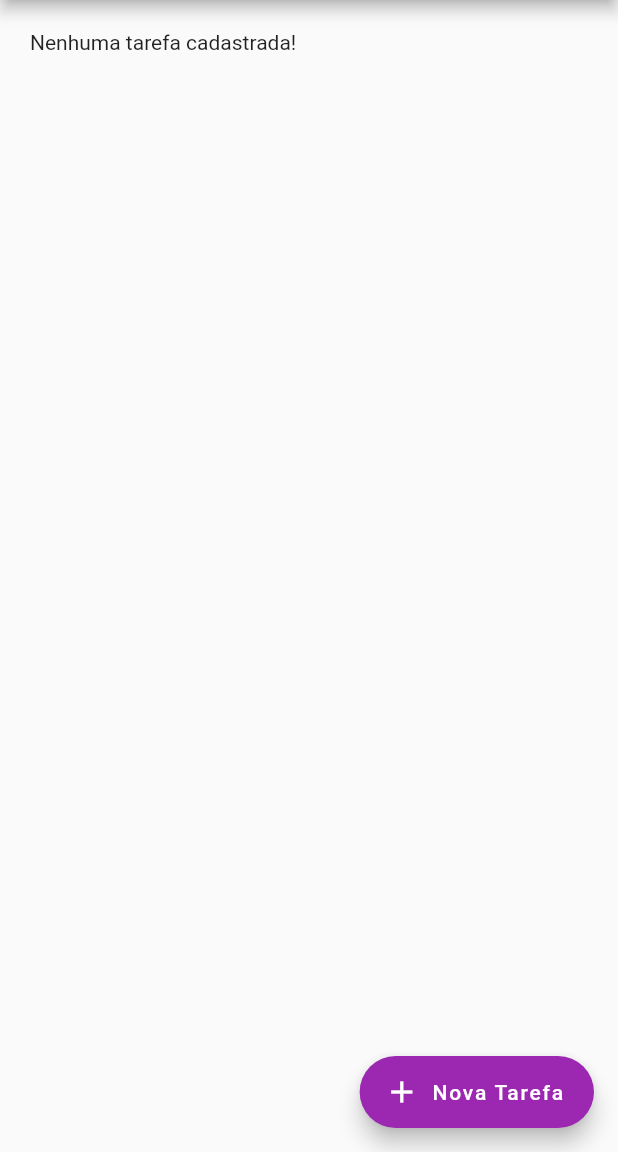
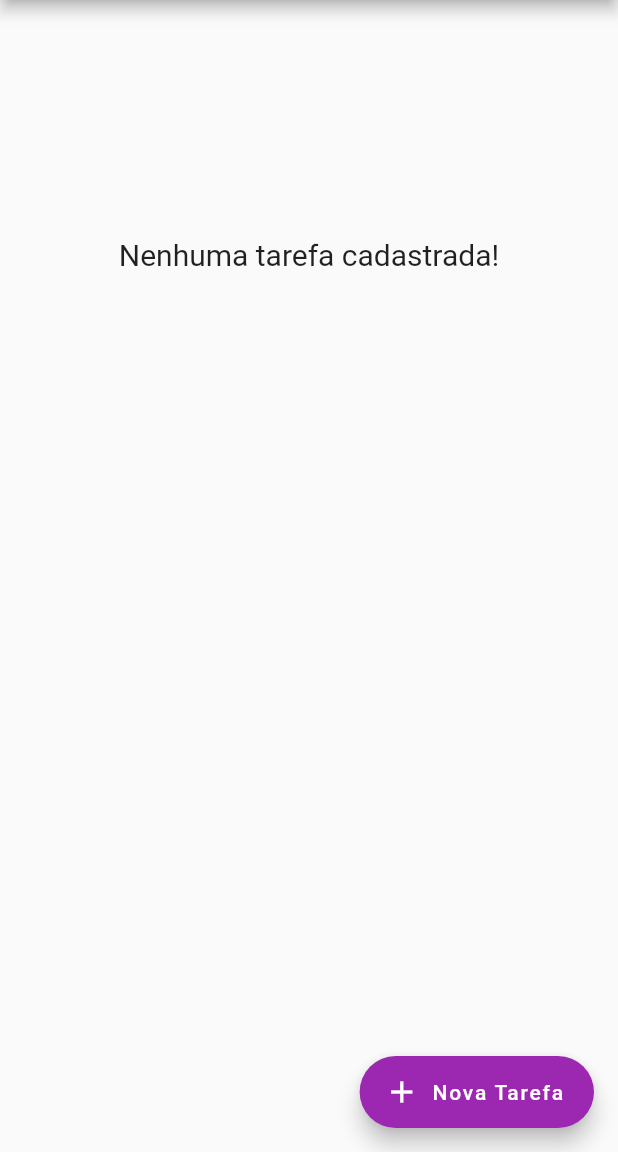
Before and after one commit to HiltonThallyson/-Flutter-miniprojeto02-todo-list, a Flutter app: the screen it shows after launch, after a tap on the "delete" icon, on a phone screen of 412 x 824 dp, the part 84-1236 px from its top. Run offline on Flutter 3.47's test engine with Material 2 defaults, Android fonts, the phone set to English and light mode, and no system bars.

Commit message:
centering text

```diff
--- a/lib/components/TarefaLista.dart
+++ b/lib/components/TarefaLista.dart
@@ -115,7 +115,12 @@ class _TarefaListaState extends State<TarefaLista> {
                 );
               },
             )
-          : Text('Nenhuma tarefa cadastrada!')),
+          : Center(
+              child: Text(
+                'Nenhuma tarefa cadastrada!',
+                style: TextStyle(fontSize: 20),
+              ),
+            )),
     );
   }
 }
--- a/lib/main.dart
+++ b/lib/main.dart
@@ -62,7 +62,7 @@ class _MyHomePageState extends State<MyHomePage> {
         titulo: 'Renovar seguro do carro',
         data: DateTime(2022, 03, 30),
         prioridade: 'ALTA',
-        criacao: DateTime.now(),
+        criacao: DateTime(2022, 02, 01),
         cor: Colors.orange)
   ];
 
```
